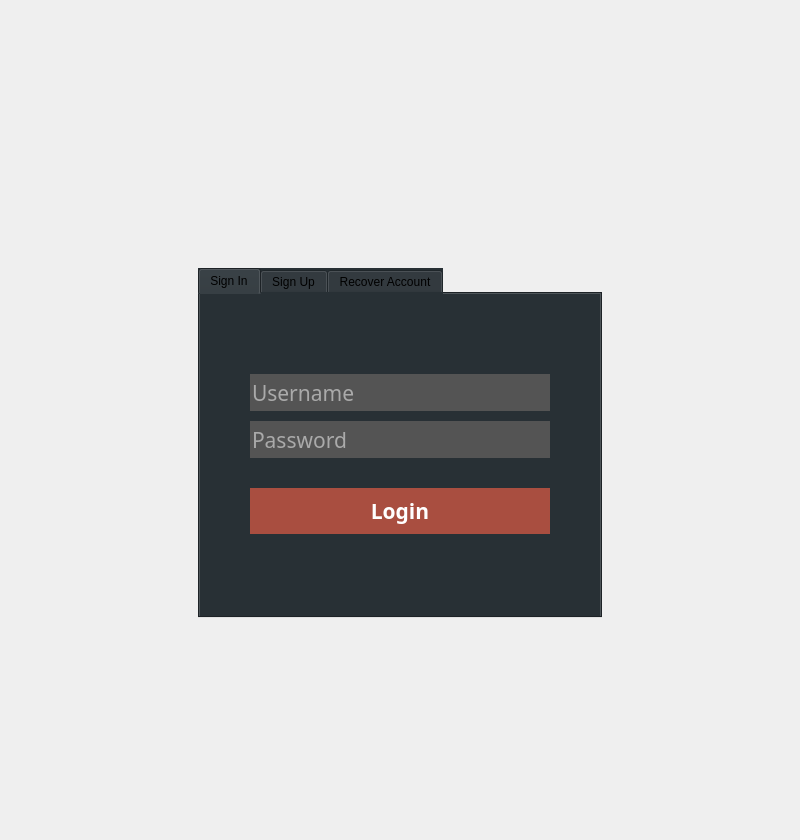
The window that startpage.ui (dparker2/StudyGroup) describes before a commit, drawn with Qt 5.
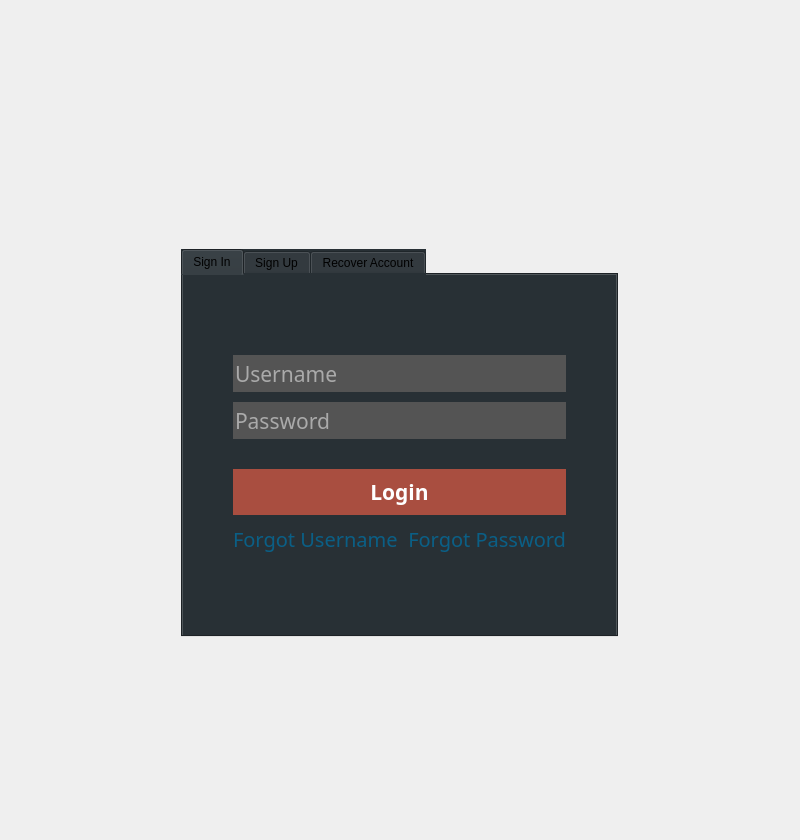
The same window after the commit. The open tabs and pages were chosen to show the change.

The edit to the form file:
```diff
--- a/startpage.ui
+++ b/startpage.ui
@@ -265,6 +265,63 @@
          </property>
         </widget>
        </item>
+       <item>
+        <layout class="QHBoxLayout" name="horizontalLayout_2">
+         <item>
+          <widget class="QPushButton" name="pushButton">
+           <property name="font">
+            <font>
+             <family>.SF Compact Rounded</family>
+             <pointsize>15</pointsize>
+             <weight>50</weight>
+             <bold>false</bold>
+             <kerning>true</kerning>
+            </font>
+           </property>
+           <property name="styleSheet">
+            <string notr="true">QPushButton{
+color: rgb(10,95,134);
+background-color: none;
+border: none;
+text-align: left;
+}
+QPushButton:hover{
+	color: red;
+}</string>
+           </property>
+           <property name="text">
+            <string>Forgot Username</string>
+           </property>
+          </widget>
+         </item>
+         <item>
+          <widget class="QPushButton" name="pushButton_2">
+           <property name="font">
+            <font>
+             <family>.SF Compact Rounded</family>
+             <pointsize>15</pointsize>
+             <weight>50</weight>
+             <bold>false</bold>
+            </font>
+           </property>
+           <property name="styleSheet">
+            <string notr="true">QPushButton{
+color: rgb(10,95,134);
+background-color: none;
+border: none;
+text-align: right;
+}
+QPushButton:hover{
+	color: red;
+}</string>
+           </property>
+           <property name="text">
+            <string>Forgot Password</string>
+           </property>
+          </widget>
+         </item>
+        </layout>
+       </item>
       </layout>
      </widget>
      <widget class="QWidget" name="tab_sign_up">
```
Left out of the diff: 4 changed lines with no effect on the pictures.
